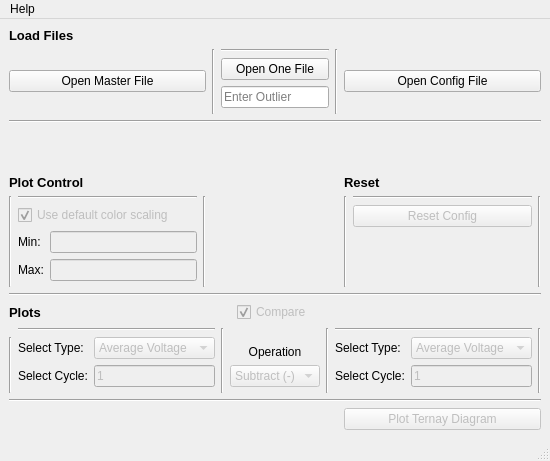
Old version of the form phase-diagram/view/app.ui in the repository abdullahsumbal/data-analysis.
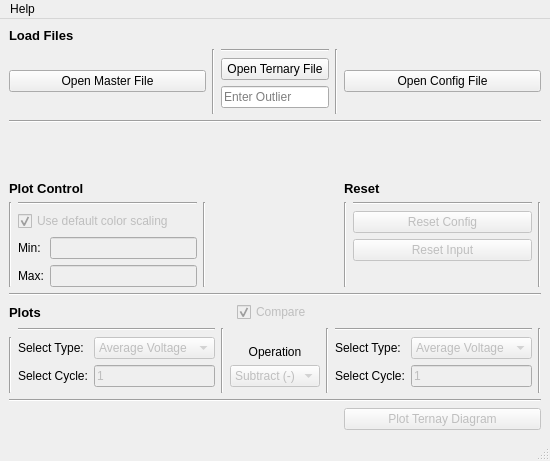
New version of the form.

Commit message: added validationf or master file and ternary file

Diff of the .ui file:
```diff
--- a/phase-diagram/view/app.ui
+++ b/phase-diagram/view/app.ui
@@ -80,7 +80,7 @@
         <item row="1" column="1">
          <widget class="QPushButton" name="button_ternary_file">
           <property name="text">
-           <string>Open One File</string>
+           <string>Open Ternary File</string>
           </property>
          </widget>
         </item>
@@ -173,14 +173,14 @@
           </property>
          </widget>
         </item>
-        <item row="0" column="0" rowspan="5">
+        <item row="0" column="0" rowspan="4">
          <widget class="Line" name="line_10">
           <property name="orientation">
            <enum>Qt::Vertical</enum>
           </property>
          </widget>
         </item>
-        <item row="0" column="3" rowspan="5">
+        <item row="0" column="3" rowspan="4">
          <widget class="Line" name="line_9">
           <property name="orientation">
            <enum>Qt::Vertical</enum>
@@ -453,33 +453,30 @@
           </property>
          </widget>
         </item>
-        <item row="2" column="1">
-         <spacer name="verticalSpacer_2">
-          <property name="orientation">
-           <enum>Qt::Vertical</enum>
-          </property>
-          <property name="sizeHint" stdset="0">
-           <size>
-            <width>20</width>
-            <height>40</height>
-           </size>
-          </property>
-         </spacer>
-        </item>
-        <item row="0" column="0" rowspan="3">
+        <item row="0" column="0" rowspan="4">
          <widget class="Line" name="line_14">
           <property name="orientation">
            <enum>Qt::Vertical</enum>
           </property>
          </widget>
         </item>
-        <item row="0" column="2" rowspan="3">
+        <item row="0" column="2" rowspan="4">
          <widget class="Line" name="line_15">
           <property name="orientation">
            <enum>Qt::Vertical</enum>
           </property>
          </widget>
         </item>
+        <item row="2" column="1">
+         <widget class="QPushButton" name="button_reset_ternary">
+          <property name="enabled">
+           <bool>false</bool>
+          </property>
+          <property name="text">
+           <string>Reset Input</string>
+          </property>
+         </widget>
+        </item>
        </layout>
       </item>
      </layout>
```
Left out of the diff: 2 changed lines with no effect on the pictures. The commit also changes 6 other files.
